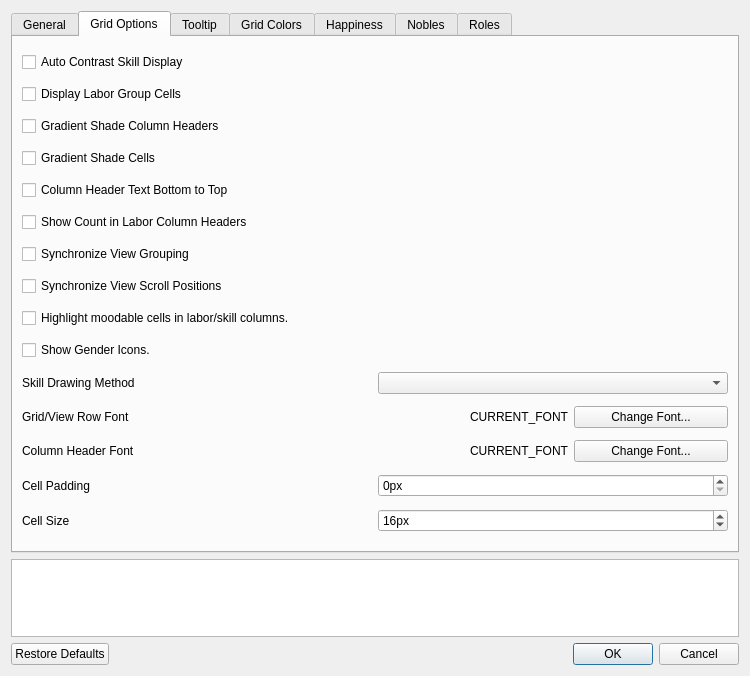
Qt form ui/optionsmenu.ui (Dwarf-Therapist/Dwarf-Therapist) before a commit.
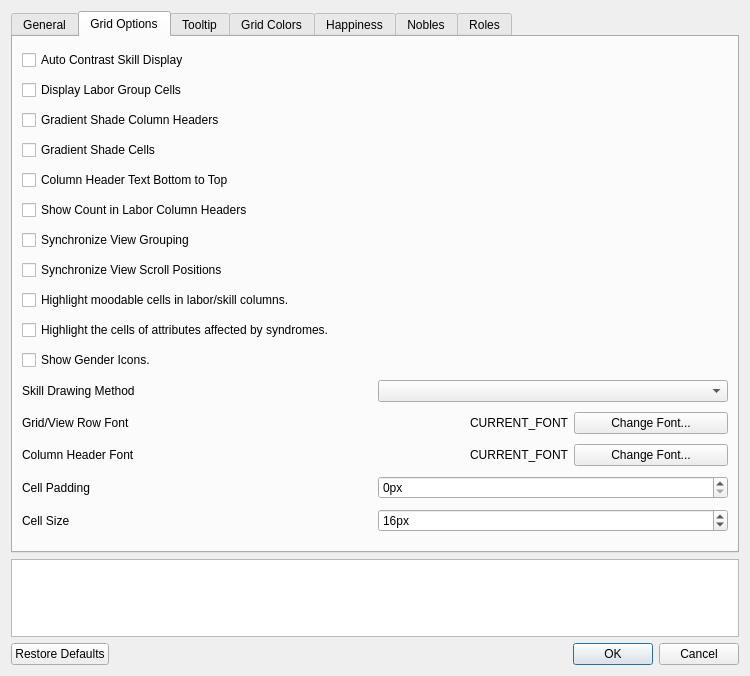
The same form after that commit. The open tabs and pages were chosen to show the change. Icons and pictures are not drawn.

Commit message:
attribute cell colors, drawing fix
- added cell highlighting (with option) for attributes affected by
syndromes
- modified the heavy borders drawn on cells so they don't overlap on the
corners

```diff
--- a/ui/optionsmenu.ui
+++ b/ui/optionsmenu.ui
@@ -370,7 +370,7 @@
       <attribute name="title">
        <string>Grid Options</string>
       </attribute>
-      <layout class="QVBoxLayout" name="verticalLayout_2" stretch="0,0,0,0,0,0,0,0,0,0,0,0,0,0,0">
+      <layout class="QVBoxLayout" name="verticalLayout_2" stretch="0,0,0,0,0,0,0,0,0,0,0,0,0,0,0,0">
        <item>
         <widget class="QCheckBox" name="cb_auto_contrast">
          <property name="sizePolicy">
@@ -539,6 +539,22 @@
          </property>
         </widget>
        </item>
+       <item>
+        <widget class="QCheckBox" name="cb_attribute_syns">
+         <property name="toolTip">
+          <string>When checked, any attributes which are affected by syndromes will be highlighted with a blue border.</string>
+         </property>
+         <property name="statusTip">
+          <string>When checked, any attributes which are affected by syndromes will be highlighted with a blue border.</string>
+         </property>
+         <property name="whatsThis">
+          <string>When checked, any attributes which are affected by syndromes will be highlighted with a blue border.</string>
+         </property>
+         <property name="text">
+          <string>Highlight the cells of attributes affected by syndromes.</string>
+         </property>
+        </widget>
+       </item>
        <item>
         <widget class="QCheckBox" name="cb_gender_icons">
          <property name="toolTip">
```
Left out of the diff: 2 changed lines with no effect on the pictures. The commit also changes 8 other files.
